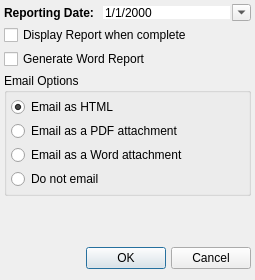
This is plugins/forms/dialogSSRSOptions.ui in kestermckinney/ProjectNotes as Qt 5 draws it before an edit. The edited form follows.
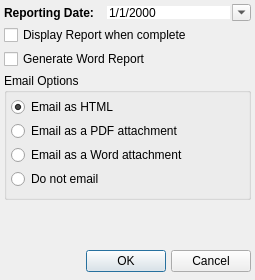
This is the edited form.

The edit to the form file:
```diff
--- a/plugins/forms/dialogSSRSOptions.ui
+++ b/plugins/forms/dialogSSRSOptions.ui
@@ -32,6 +32,9 @@
    <property name="rightMargin">
     <number>4</number>
    </property>
+   <property name="bottomMargin">
+    <number>8</number>
+   </property>
    <item>
     <layout class="QFormLayout" name="formLayout">
      <property name="sizeConstraint">
@@ -41,10 +44,10 @@
       <enum>QFormLayout::FieldGrowthPolicy::ExpandingFieldsGrow</enum>
      </property>
      <property name="horizontalSpacing">
-      <number>0</number>
+      <number>4</number>
      </property>
      <property name="verticalSpacing">
-      <number>0</number>
+      <number>4</number>
      </property>
      <item row="0" column="1">
       <widget class="QDateEdit" name="m_datePickerRptDate">
@@ -112,7 +115,7 @@
        <number>4</number>
       </property>
       <property name="bottomMargin">
-       <number>4</number>
+       <number>8</number>
       </property>
       <item>
        <widget class="QRadioButton" name="m_radioBoxEmailAsHTML">
```
